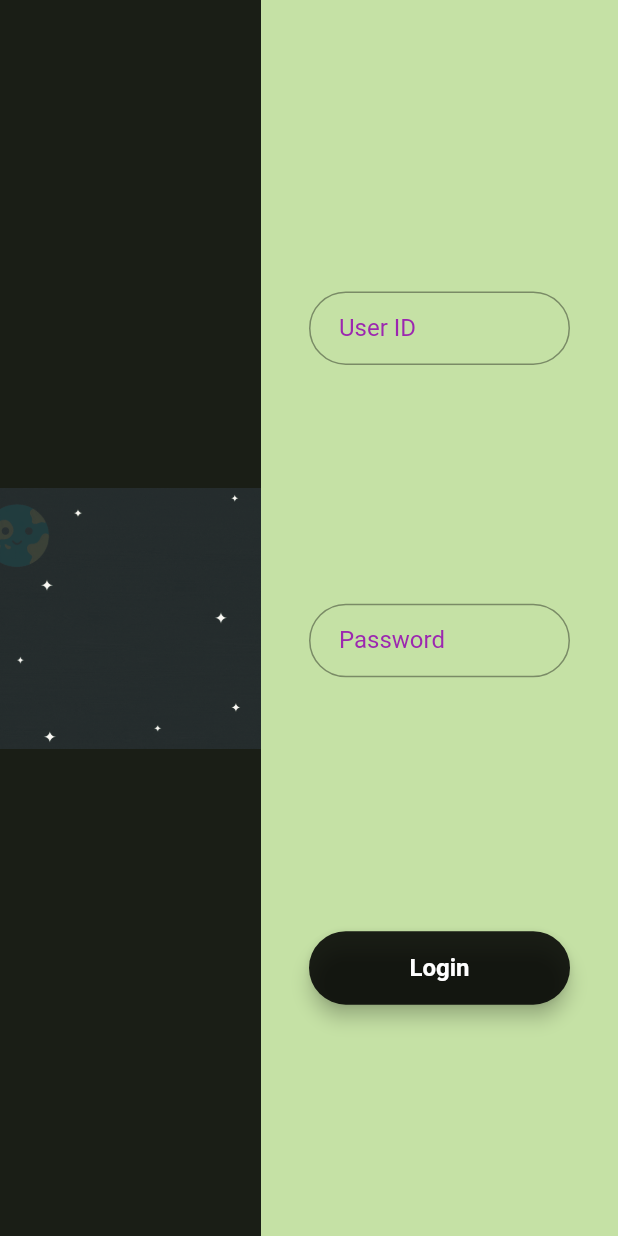
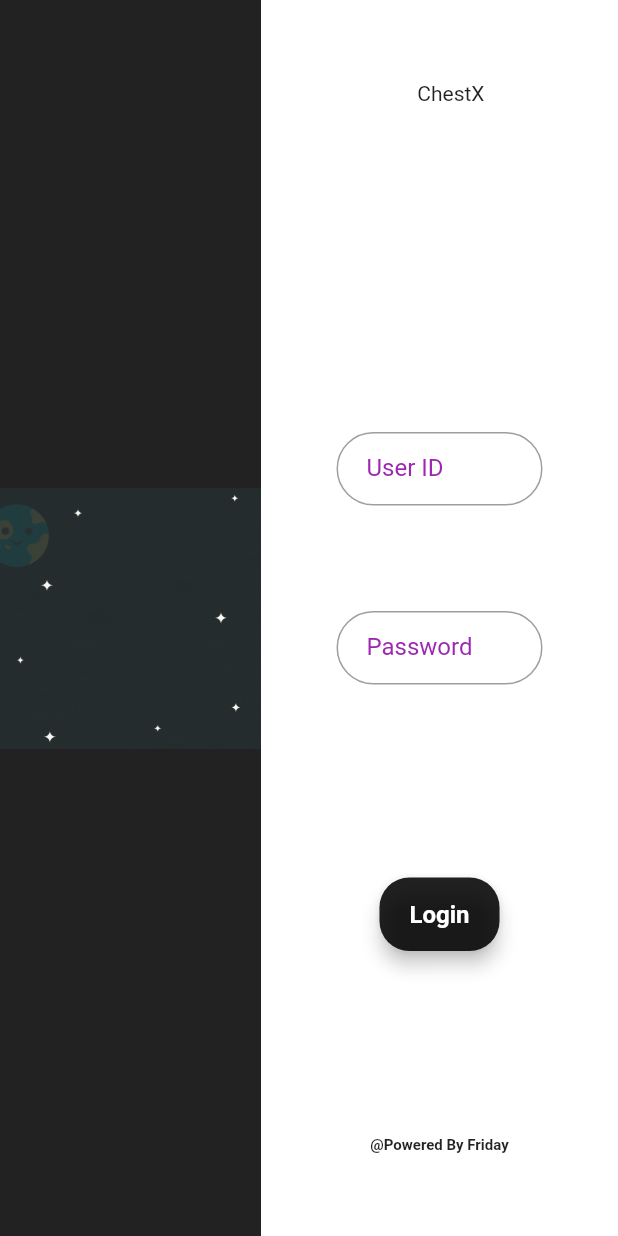
Before and after one commit to Gulshan-gaur/login_app, a Flutter app: the screen it shows after launch, on a phone screen of 412 x 824 dp. Run offline on Flutter 3.47's test engine with Material 2 defaults, Android fonts, the phone set to English and light mode, and no system bars; our stand-ins replace splashscreen.

Commit message:
update login page

```diff
--- a/lib/main.dart
+++ b/lib/main.dart
@@ -1,7 +1,7 @@
 import 'package:flutter/material.dart';
 //import 'package:loginapp/homepage.dart';
 //import 'package:splashscreen/splashscreen.dart';
-import 'package:loginapp/screens/splashsscreen.dart';
+import 'package:chestX/screens/splashsscreen.dart';
 
 void main() {
   runApp(MyApp());
--- a/lib/widgets/login_screen.dart
+++ b/lib/widgets/login_screen.dart
@@ -1,5 +1,5 @@
 import 'package:flutter/material.dart';
-import 'package:loginapp/homepage.dart';
+import 'package:chestX/homepage.dart';
 
 class Login extends StatefulWidget {
   Login({Key key, this.title}) : super(key: key);
@@ -40,11 +40,11 @@ class _LoginScreenState extends State<Login> {
     );
     final loginButon = Material(
       elevation: 5.0,
-      borderRadius: BorderRadius.circular(30.0),
+      borderRadius: BorderRadius.circular(20.0),
       //color: Color(0xff01A0C7),
       color : Colors.black87,
       child: MaterialButton(
-        minWidth: MediaQuery.of(context).size.width,
+        minWidth: MediaQuery.of(context).size.width/10.0,
         padding: EdgeInsets.fromLTRB(20.0, 15.0, 20.0, 15.0),
         onPressed: () => Navigator.of(context).push(MaterialPageRoute(builder: (context) => MyHomePage())),
         child: Text("Login",
@@ -55,37 +55,72 @@ class _LoginScreenState extends State<Login> {
     );
 
     return Scaffold(
-        //backgroundColor: Colors.black87,
+        backgroundColor: Colors.white,
         body : Padding(
         padding:
-            EdgeInsets.zero,//only(top: 60.0, bottom: 60.0, left: 120.0, right: 120.0),
+            EdgeInsets.zero,
             child: Row(
               children: <Widget>[
                     Expanded(
                       child:Container(
                       height:  MediaQuery.of(context).size.height,
-                      //width: MediaQuery.of(context).size.width/2,
                       color:Colors.black87,
                       child:Image(image:AssetImage('images/login.gif'))
-                      /*
-                      decoration: BoxDecoration(
-                        image: DecorationImage(
-                          image: AssetImage('images/login.gif'),
-                          fit: BoxFit.fill,
-                      ),
-                  //shape: BoxShape.circle,
-                  ),*/
                   )
                   ),
                    Padding(
                     padding: EdgeInsets.all(16.0),
                   ),
-                  //Text('Row Nesting 2'),
                   Expanded(
                       child : Column(
                          mainAxisAlignment: MainAxisAlignment.spaceEvenly,
                          children:<Widget>[
-                         /*
+                           Container(
+                            height:60.0,
+                            width:60.0,
+                            child: Align(
+                              alignment: Alignment.topRight,
+                              child: Text('ChestX')
+                              /*FlutterLogo(
+                               size: 100,
+                              ),*/
+                            ),
+                            ),
+                           //Text('ChestX'),
+                           SizedBox(height: 65.0),
+                           SizedBox(
+                            height: 65.0,
+                            width:MediaQuery.of(context).size.width/3.0,
+                           child:emailField),
+                           //SizedBox(height: 10.0),
+                           SizedBox(
+                            height: 65.0,
+                            width:MediaQuery.of(context).size.width/3.0,
+                           child:passwordField),
+                           SizedBox(height: 4.0),
+                           loginButon,
+                           SizedBox(height: 15.0),
+                           Text(
+                            '@Powered By Friday',
+                            style: new TextStyle(
+                              fontWeight: FontWeight.bold,
+                              fontSize: 10.0
+                            )
+                            )
+                  ]
+                  )
+                  ),
+                  Padding(
+                    padding: EdgeInsets.all(16.0),
+                  )
+                ]
+                )
+
+            )
+    );
+  }
+}
+/*
                            TextField(
                         keyboardType: TextInputType.text,
                         style: TextStyle(
@@ -100,47 +135,3 @@ class _LoginScreenState extends State<Login> {
                        )
                     ),
                   */
-                  SizedBox(height: 55.0),
-                  emailField,
-                  SizedBox(height: 20.0),
-                  passwordField,
-                  SizedBox(height: 30.0),
-                  loginButon,
-                  SizedBox(height: 15.0)
-                  ]
-                  )
-                  ),
-                  Padding(
-                    padding: EdgeInsets.all(16.0),
-                  )
-                 // SizedBox(height: 45.0),
-                  //emailField,
-                  //SizedBox(height: 25.0),
-                  //passwordField,
-                  //SizedBox(height: 35.0),
-                  //loginButon,
-                  //SizedBox(height: 15.0)
-                ]
-                    //child: Image.asset('images/login.gif')
-                )
-
-            )
-    );
-  }
-}
-/*
-SizedBox(height: 45.0),
-                    emailField,
-                    SizedBox(height: 25.0),
-                    passwordField,
-                    SizedBox(
-                      height: 35.0,
-                    ),
-                    loginButon,
-                    SizedBox(
-                      height: 15.0,
-mainAxisAlignment: MainAxisAlignment.center,
-  children: [
-    Expanded(child: Center(child: TextButton(...))),
-    VerticalDivider(width: 1.0),
-*/
--- a/pubspec.yaml
+++ b/pubspec.yaml
@@ -1,4 +1,4 @@
-name: loginapp
+name: chestX
 description: A new Flutter project.
 
 # The following line prevents the package from being accidentally published to
@@ -24,11 +24,15 @@ dependencies:
   flutter:
     sdk: flutter
   splashscreen: ^1.2.0
+  flutter_launcher_icons: "^0.9.2"
 
 
   # The following adds the Cupertino Icons font to your application.
   # Use with the CupertinoIcons class for iOS style icons.
   cupertino_icons: ^1.0.2
+
+flutter_icons:
+  image_path: "assets/images/logo.png"
 
 dev_dependencies:
   flutter_test:
```
Also changed, not shown: lib/homepage.dart (+0 -49 lines), lib/screens/splashsscreen.dart (+8 -9 lines), images/logo.png (added).
